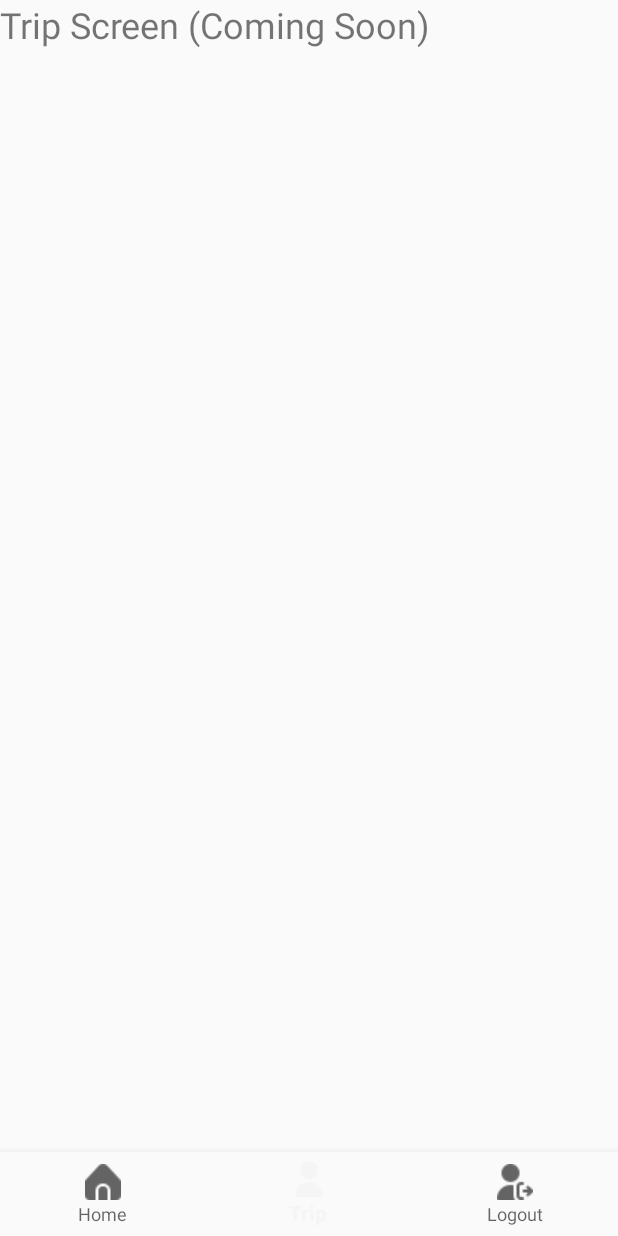
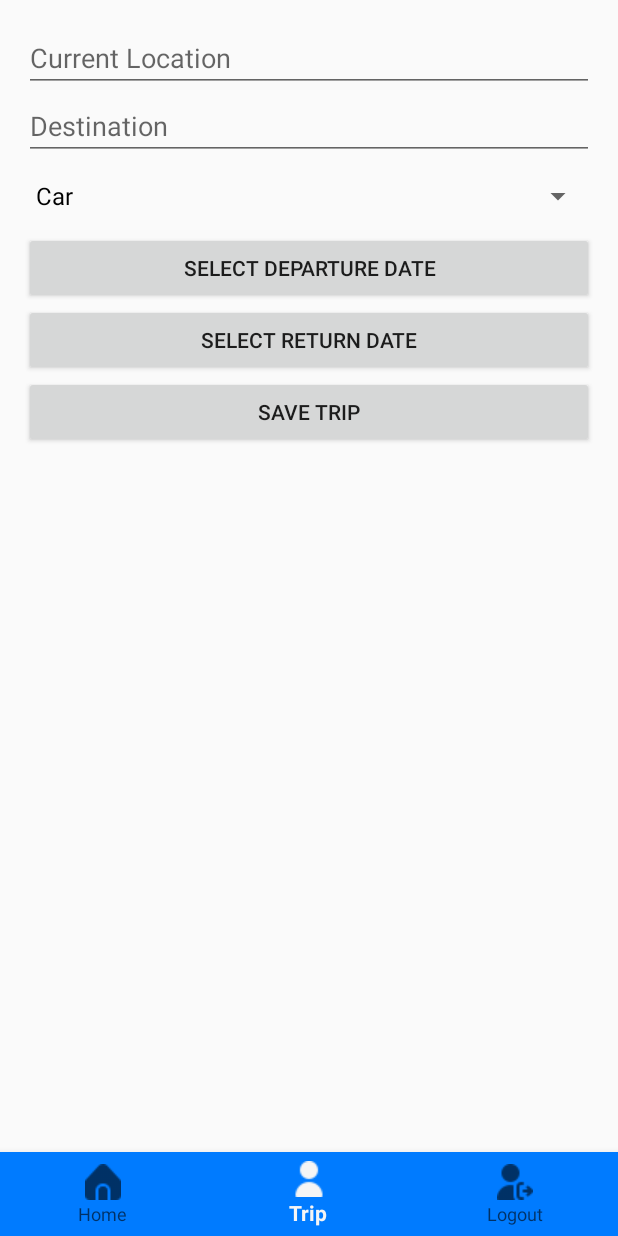
Before and after one commit to KristianPejic/TravelMate, an Android app: the MainActivity screen opened directly, with no data from a screen before it, item 2 of the bottom bar chosen, on a phone screen of 412 x 824 dp. Run offline under Robolectric (Android 15) with nearby library versions, the phone set to English and light mode, and no system bars.

Commit message:
advanced trip settings

```diff
--- a/app/build.gradle.kts
+++ b/app/build.gradle.kts
@@ -6,6 +6,7 @@ plugins {
 }
 
 android {
+
     namespace = "com.fpmoz.travelmate"
     compileSdk = 35
 
--- a/app/src/main/java/com/fpmoz/travelmate/TripFragment.kt
+++ b/app/src/main/java/com/fpmoz/travelmate/TripFragment.kt
@@ -1,16 +1,88 @@
 package com.fpmoz.travelmate
 
+import android.app.DatePickerDialog
 import android.os.Bundle
-import android.view.LayoutInflater
-import android.view.View
-import android.view.ViewGroup
+import android.view.*
+import android.widget.ArrayAdapter
+import android.widget.DatePicker
 import androidx.fragment.app.Fragment
+import androidx.recyclerview.widget.LinearLayoutManager
+import com.fpmoz.travelmate.R
+import com.fpmoz.travelmate.databinding.FragmentTripBinding
+import com.fpmoz.travelmate.model.Trip
+import com.fpmoz.travelmate.ui.adapter.TripAdapter
+import java.text.SimpleDateFormat
+import java.util.*
 
 class TripFragment : Fragment() {
+
+    private var _binding: FragmentTripBinding? = null
+    private val binding get() = _binding!!
+    private val trips = mutableListOf<Trip>()
+
     override fun onCreateView(
         inflater: LayoutInflater, container: ViewGroup?,
         savedInstanceState: Bundle?
-    ): View? {
-        return inflater.inflate(R.layout.activity_trip_fragment, container, false)
+    ) = FragmentTripBinding.inflate(inflater, container, false)
+        .also { _binding = it }
+        .root
+
+    override fun onViewCreated(view: View, savedInstanceState: Bundle?) {
+        super.onViewCreated(view, savedInstanceState)
+
+        // Setup transport spinner
+        val transports = listOf("Car", "Bus", "Train", "Flight")
+        binding.transportSpinner.adapter = ArrayAdapter(
+            requireContext(),
+            android.R.layout.simple_spinner_dropdown_item,
+            transports
+        )
+
+        // Date pickers
+        val cal = Calendar.getInstance()
+        val fmt = SimpleDateFormat("yyyy-MM-dd", Locale.US)
+
+        binding.departureDateBtn.setOnClickListener {
+            DatePickerDialog(requireContext(), { _: DatePicker, y, m, d ->
+                cal.set(y, m, d); binding.departureDateBtn.text = fmt.format(cal.time)
+            }, cal.get(Calendar.YEAR), cal.get(Calendar.MONTH), cal.get(Calendar.DAY_OF_MONTH))
+                .show()
+        }
+        binding.returnDateBtn.setOnClickListener {
+            DatePickerDialog(requireContext(), { _: DatePicker, y, m, d ->
+                cal.set(y, m, d); binding.returnDateBtn.text = fmt.format(cal.time)
+            }, cal.get(Calendar.YEAR), cal.get(Calendar.MONTH), cal.get(Calendar.DAY_OF_MONTH))
+                .show()
+        }
+
+        // RecyclerView
+        binding.tripsRecyclerView.layoutManager = LinearLayoutManager(requireContext())
+        binding.tripsRecyclerView.adapter = TripAdapter(trips)
+
+        // Save trip
+        binding.saveTripBtn.setOnClickListener {
+            val origin = binding.originInput.text.toString().trim()
+            val destination = binding.destinationInput.text.toString().trim()
+            val dep = binding.departureDateBtn.text.toString()
+            val ret = binding.returnDateBtn.text.toString()
+            val transport = binding.transportSpinner.selectedItem.toString()
+
+            // Fake distance & cost
+            val distance = 100
+            val costPerKm = when (transport) {
+                "Car" -> 0.2; "Bus" -> 0.1; "Train" -> 0.15; "Flight" -> 0.5; else -> 0.0
+            }
+            val estimatedCost = distance * costPerKm
+
+            val trip = Trip(origin, destination, dep, ret, transport, estimatedCost)
+            trips.add(0, trip)
+            binding.tripsRecyclerView.adapter?.notifyItemInserted(0)
+            binding.tripsRecyclerView.scrollToPosition(0)
+        }
+    }
+
+    override fun onDestroyView() {
+        super.onDestroyView()
+        _binding = null
     }
 }
--- a/app/src/main/res/layout/activity_main.xml
+++ b/app/src/main/res/layout/activity_main.xml
@@ -19,5 +19,5 @@
         android:layout_width="match_parent"
         android:layout_height="wrap_content"
         app:menu="@menu/bottom_nav_menu"
-        android:background="?android:attr/windowBackground"/>
+        android:background="#007BFF"/>
 </LinearLayout>
--- a/app/src/main/res/layout/activity_trip_fragment.xml
+++ /dev/null
@@ -1,13 +0,0 @@
-<?xml version="1.0" encoding="utf-8"?>
-<FrameLayout
-    xmlns:android="http://schemas.android.com/apk/res/android"
-    android:layout_width="match_parent"
-    android:layout_height="match_parent"
-    android:gravity="center">
-
-    <TextView
-        android:text="Trip Screen (Coming Soon)"
-        android:textSize="24sp"
-        android:layout_width="wrap_content"
-        android:layout_height="wrap_content"/>
-</FrameLayout>
--- /dev/null
+++ b/app/src/main/res/layout/fragment_trip.xml
@@ -0,0 +1,49 @@
+<?xml version="1.0" encoding="utf-8"?>
+<LinearLayout xmlns:android="http://schemas.android.com/apk/res/android"
+    android:id="@+id/trip_fragment_root"
+    android:layout_width="match_parent"
+    android:layout_height="match_parent"
+    android:orientation="vertical"
+    android:padding="16dp">
+
+    <EditText
+        android:id="@+id/originInput"
+        android:layout_width="match_parent"
+        android:layout_height="wrap_content"
+        android:hint="Current Location" />
+
+    <EditText
+        android:id="@+id/destinationInput"
+        android:layout_width="match_parent"
+        android:layout_height="wrap_content"
+        android:hint="Destination" />
+
+    <Spinner
+        android:id="@+id/transportSpinner"
+        android:layout_width="match_parent"
+        android:layout_height="wrap_content" />
+
+    <Button
+        android:id="@+id/departureDateBtn"
+        android:layout_width="match_parent"
+        android:layout_height="wrap_content"
+        android:text="Select Departure Date" />
+
+    <Button
+        android:id="@+id/returnDateBtn"
+        android:layout_width="match_parent"
+        android:layout_height="wrap_content"
+        android:text="Select Return Date" />
+
+    <Button
+        android:id="@+id/saveTripBtn"
+        android:layout_width="match_parent"
+        android:layout_height="wrap_content"
+        android:text="Save Trip" />
+
+    <androidx.recyclerview.widget.RecyclerView
+        android:id="@+id/tripsRecyclerView"
+        android:layout_width="match_parent"
+        android:layout_height="0dp"
+        android:layout_weight="1"/>
+</LinearLayout>
```
Also changed, not shown: app/src/main/AndroidManifest.xml (+12 -10 lines), app/src/main/java/com/fpmoz/travelmate/TripAdapter.kt (added, +35 -0 lines), app/src/main/java/com/fpmoz/travelmate/model/Trip.kt (added, +10 -0 lines), app/src/main/res/layout/activity_trip.xml (added, +10 -0 lines), app/src/main/res/layout/activity_trip_adapter.xml (added, +10 -0 lines), app/src/main/res/layout/item_trip.xml (added, +56 -0 lines).
